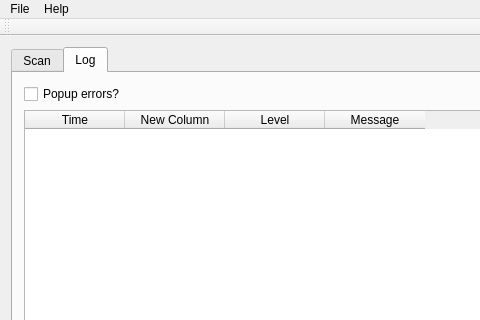
VirusTotal/qt-virustotal-uploader, file mainwindow.ui: the form before one commit; both pictures show x 0 to 480 and y 0 to 320 of the 860 by 536 pixel window.
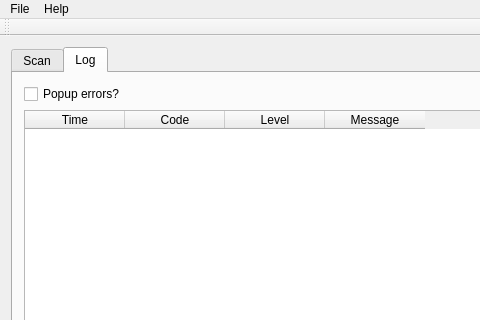
The form after the commit. The open tabs and pages were chosen to show the change. Custom widgets are drawn as their Qt base class.

Patch:
```diff
--- a/mainwindow.ui
+++ b/mainwindow.ui
@@ -130,7 +130,7 @@
               </column>
               <column>
                <property name="text">
-                <string>New Column</string>
+                <string>Code</string>
                </property>
               </column>
               <column>
```
Left out of the diff: 2 changed lines with no effect on the pictures.
